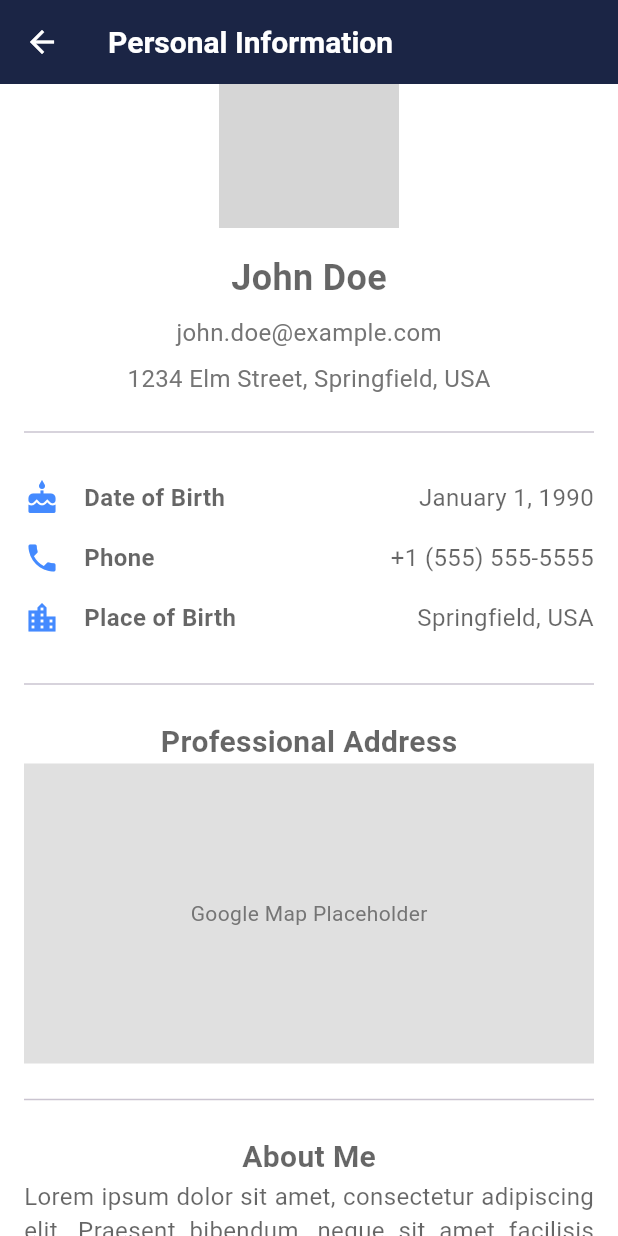
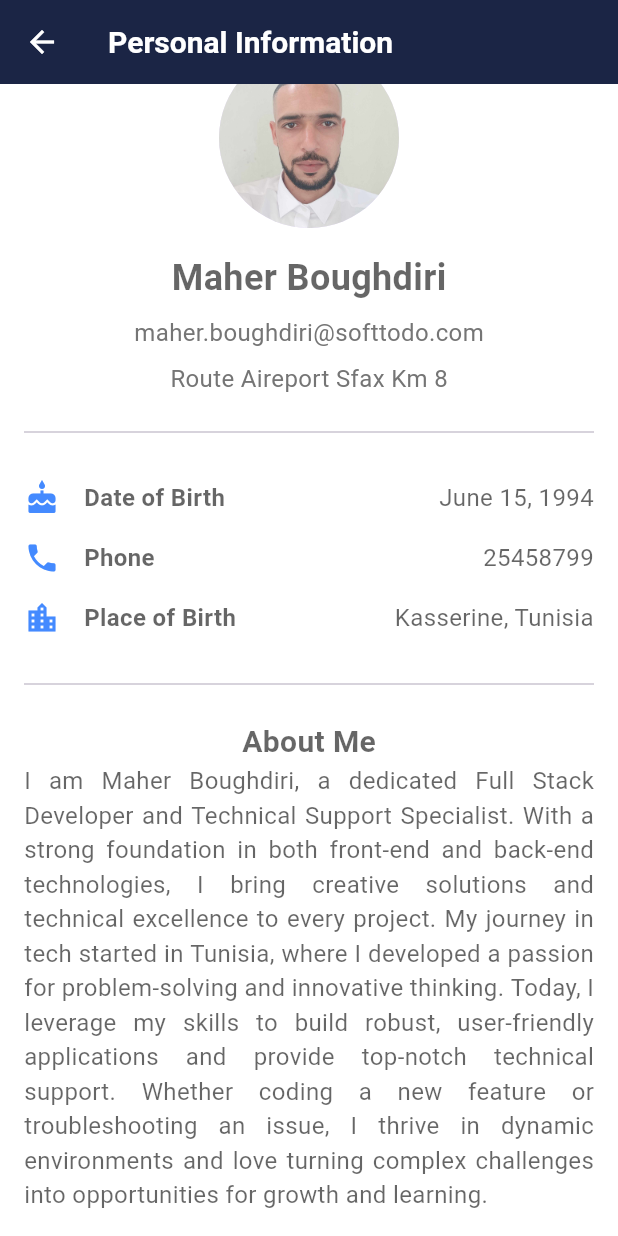
Before and after one commit to maherBoughdiri/flutter-quiz, a Flutter app: the PersonalInformationScreen screen opened by its route, scrolled down 40 dp, on a phone screen of 412 x 824 dp. Run offline on Flutter 3.47's test engine with Material 3 defaults, Android fonts, the light colour scheme and no system bars; our stand-ins replace carousel_slider, flutter_map, google_fonts, latlong2, shared_preferences; accounts and stored records are empty; grey boxes are pictures that could not be loaded.

Commit message:
[TASK] change in personal informations

```diff
--- a/assets/lang/en.json
+++ b/assets/lang/en.json
@@ -12,5 +12,13 @@
   "professional_address": "Professional Address",
   "skills_certifications": "Skills & Certifications",
   "portfolio": "Portfolio",
-  "navigation_header": "Navigation"
+  "navigation_header": "Navigation",
+  "full_address": "Route Aireport Sfax Km 8",
+  "date_of_birth": "Date of Birth",
+  "phone": "Phone",
+  "place_of_birth": "Place of Birth",
+  "place_of_birth_value": "Kasserine, Tunisia",
+  "about_me": "About Me",
+  "about_me_content": "I am Maher Boughdiri, a dedicated Full Stack Developer and Technical Support Specialist. With a strong foundation in both front-end and back-end technologies, I bring creative solutions and technical excellence to every project. My journey in tech started in Tunisia, where I developed a passion for problem-solving and innovative thinking. Today, I leverage my skills to build robust, user-friendly applications and provide top-notch technical support. Whether coding a new feature or troubleshooting an issue, I thrive in dynamic environments and love turning complex challenges into opportunities for growth and learning.",
+  "google_map_placeholder": "Google Map Placeholder"
 }
--- a/assets/lang/fr.json
+++ b/assets/lang/fr.json
@@ -12,5 +12,13 @@
   "professional_address": "Adresse Professionnelle",
   "skills_certifications": "Compétences et Certifications",
   "portfolio": "Portfolio",
-  "navigation_header": "Navigation"
+  "navigation_header": "Navigation",
+  "full_address": "Route Aéroport Sfax Km 8",
+  "date_of_birth": "Date de naissance",
+  "phone": "Téléphone",
+  "place_of_birth": "Lieu de naissance",
+  "place_of_birth_value": "Kasserine, Tunisie",
+  "about_me": "À propos de moi",
+  "about_me_content": "Je suis Maher Boughdiri, un développeur full stack et un spécialiste du support technique dédié. Avec une solide expérience dans les technologies front-end et back-end, j'apporte des solutions créatives et une excellence technique à chaque projet. Mon parcours dans la technologie a commencé en Tunisie, où j'ai développé une passion pour la résolution de problèmes et la pensée innovante. Aujourd'hui, je mets mes compétences à profit pour créer des applications robustes et conviviales et fournir un support technique de premier ordre. Que je code une nouvelle fonctionnalité ou que je résolve un problème, je m'épanouis dans des environnements dynamiques et j'aime transformer des défis complexes en opportunités de croissance et d'apprentissage.",
+  "google_map_placeholder": "Google Map Placeholder"
 }
--- a/lib/screens/home_screen.dart
+++ b/lib/screens/home_screen.dart
@@ -13,6 +13,7 @@ class HomeScreen extends StatelessWidget {
   Widget build(BuildContext context) {
     return Scaffold(
       appBar: AppBar(
+        backgroundColor: Theme.of(context).scaffoldBackgroundColor,
         flexibleSpace: Container(
           decoration: BoxDecoration(
             gradient: LinearGradient(
@@ -20,8 +21,8 @@ class HomeScreen extends StatelessWidget {
                 Theme.of(context).primaryColor.withOpacity(0.8),
                 Color(0xFFFCA311).withOpacity(0.8),
               ],
-              begin: Alignment.bottomLeft,
-              end: Alignment.bottomRight,
+              begin: Alignment.topCenter,
+              end: Alignment.bottomCenter,
             ),
           ),
         ),
--- a/lib/screens/personal.information.screen.dart
+++ b/lib/screens/personal.information.screen.dart
@@ -1,11 +1,12 @@
 import 'package:flutter/material.dart';
+import 'package:skills_app/constants/localisation.constant.dart';
 
 class PersonalInformationScreen extends StatelessWidget {
   @override
   Widget build(BuildContext context) {
     return Scaffold(
       appBar: AppBar(
-        title: Text('Personal Information'),
+        title: Text(getTranslate(context, 'personal_information')),
       ),
       body: SingleChildScrollView(
         padding: EdgeInsets.all(16.0),
@@ -14,11 +15,11 @@ class PersonalInformationScreen extends StatelessWidget {
             CircleAvatar(
               radius: 60,
               backgroundImage: AssetImage(
-                  'assets/avatar.jpg'), // Replace with your asset image
+                  'assets/images/my_img.jpg'), // Replace with your asset image
             ),
             SizedBox(height: 16.0),
             Text(
-              'John Doe',
+              'Maher Boughdiri',
               style: TextStyle(
                 fontSize: 24.0,
                 fontWeight: FontWeight.bold,
@@ -26,7 +27,7 @@ class PersonalInformationScreen extends StatelessWidget {
             ),
             SizedBox(height: 8.0),
             Text(
-              'john.doe@example.com',
+              'maher.boughdiri@softtodo.com',
               style: TextStyle(
                 fontSize: 16.0,
                 color: Colors.grey[600],
@@ -34,7 +35,7 @@ class PersonalInformationScreen extends StatelessWidget {
             ),
             SizedBox(height: 8.0),
             Text(
-              '1234 Elm Street, Springfield, USA',
+              getTranslate(context, 'full_address'),
               style: TextStyle(
                 fontSize: 16.0,
                 color: Colors.grey[600],
@@ -43,24 +44,20 @@ class PersonalInformationScreen extends StatelessWidget {
             SizedBox(height: 16.0),
             Divider(),
             SizedBox(height: 16.0),
-            _buildInfoRow(Icons.cake, 'Date of Birth', 'January 1, 1990'),
-            _buildInfoRow(Icons.phone, 'Phone', '+1 (555) 555-5555'),
+            _buildInfoRow(Icons.cake, getTranslate(context, 'date_of_birth'),
+                'June 15, 1994'),
             _buildInfoRow(
-                Icons.location_city, 'Place of Birth', 'Springfield, USA'),
+                Icons.phone, getTranslate(context, 'phone'), '25458799'),
+            _buildInfoRow(
+                Icons.location_city,
+                getTranslate(context, 'place_of_birth'),
+                getTranslate(context, 'place_of_birth_value')),
             SizedBox(height: 16.0),
             Divider(),
             SizedBox(height: 16.0),
-            _buildSectionHeader('Professional Address'),
-            _buildGoogleMapPlaceholder(),
-            SizedBox(height: 16.0),
-            Divider(),
-            SizedBox(height: 16.0),
-            _buildSectionHeader('About Me'),
+            _buildSectionHeader(getTranslate(context, 'about_me')),
             Text(
-              'Lorem ipsum dolor sit amet, consectetur adipiscing elit. '
-              'Praesent bibendum, neque sit amet facilisis malesuada, '
-              'libero velit lacinia dui, a sollicitudin velit justo eu nisl. '
-              'Maecenas interdum sapien nec arcu suscipit ultricies.',
+              getTranslate(context, 'about_me_content'),
               style: TextStyle(fontSize: 16.0),
               textAlign: TextAlign.justify,
             ),
@@ -107,14 +104,14 @@ class PersonalInformationScreen extends StatelessWidget {
     );
   }
 
-  Widget _buildGoogleMapPlaceholder() {
+  Widget _buildGoogleMapPlaceholder(context) {
     return Container(
       width: double.infinity,
       height: 200.0,
       color: Colors.grey[300],
       child: Center(
         child: Text(
-          'Google Map Placeholder',
+          getTranslate(context, 'google_map_placeholder'),
           style: TextStyle(color: Colors.grey[600]),
         ),
       ),
--- a/lib/widgets/home_widgets/hero_widget.dart
+++ b/lib/widgets/home_widgets/hero_widget.dart
@@ -20,11 +20,11 @@ class _buildHeroSectionState extends State<buildHeroSection> {
         // Background image
         gradient: LinearGradient(
           colors: [
+            Color(0xFFFCA311).withOpacity(0.8),
             Theme.of(context).primaryColor.withOpacity(0.8),
-            Color(0xFFFCA311).withOpacity(0.8),
           ],
-          begin: Alignment.topLeft,
-          end: Alignment.bottomRight,
+          begin: Alignment.topCenter,
+          end: Alignment.bottomCenter,
         ),
         borderRadius: BorderRadius.only(
           bottomLeft: Radius.circular(32.0),
```
Also changed, not shown: assets/lang/ar.json (+9 -1 lines).
